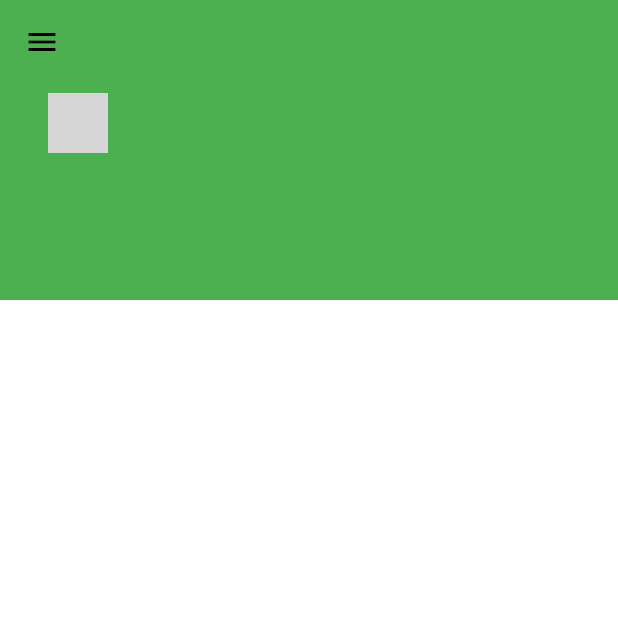
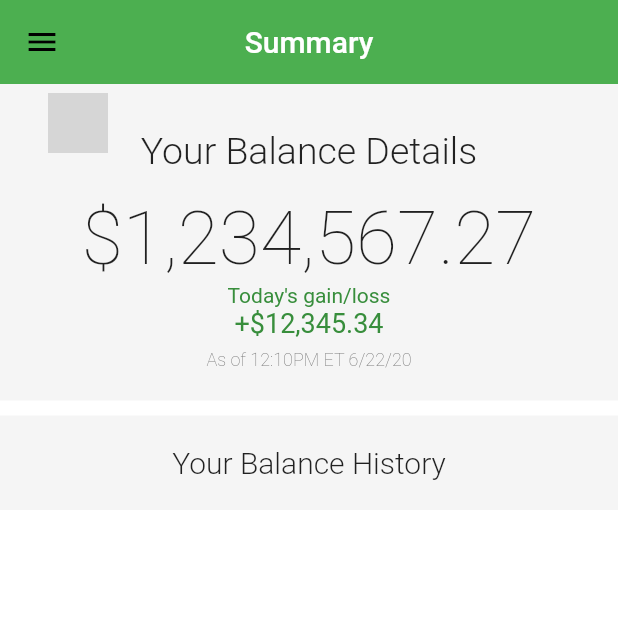
Before and after one commit to bloblet/Toro, a Flutter app: the screen it shows after launch, on a phone screen of 412 x 824 dp, the top half of it. Run offline on Flutter 3.47's test engine with Material 2 defaults, Android fonts, the phone set to English and light mode, and no system bars; our stand-ins replace font_awesome_flutter, google_fonts, hive, shared_preferences; missing offline and left inert: feature_discovery, flutter_sequence_animation; accounts and stored records are empty; network calls fail; grey boxes are pictures that could not be loaded.

Commit message:
made some yayness

```diff
--- a/lib/widgets/summary.dart
+++ b/lib/widgets/summary.dart
@@ -13,7 +13,7 @@ class Summary extends StatelessWidget {
             elevation: 0,
             floating: true,
             snap: true,
-            expandedHeight: 200,
+            expandedHeight: 50,
             centerTitle: true,
             pinned: true,
             leading: IconButton(
@@ -27,11 +27,84 @@ class Summary extends StatelessWidget {
               },
             ),
             // Pretend this is a normal appbar
+            title: Text(
+              'Summary'
+            ),
           ),
           SliverList(
             delegate: SliverChildListDelegate(
               [
-                // and this is like a listView
+                Container(
+                  padding: EdgeInsets.all(20),
+                  color: Colors.grey[100],
+                  child: Column(
+                    children: <Widget>[
+                      SizedBox(
+                        height: 10,
+                      ),
+                      Text(
+                        "Your Balance Details",
+                        style: TextStyle(
+                          fontSize: 25,
+                          fontWeight: FontWeight.w300,
+                        ),
+                      ),
+                      SizedBox(
+                        height: 15,
+                      ),
+                      Text(
+                        "\$1,234,567.27",
+                        style: TextStyle(
+                          fontSize: 50,
+                          fontWeight: FontWeight.w100,
+                        ),
+                      ),
+                      Text(
+                        "Today's gain/loss",
+                        style: TextStyle(
+                          color: Colors.green[700],//balance going up ? Colors.green[700] : Colors.red[700],
+                        ),
+                      ),
+                      Text(
+                        "+\$12,345.34",
+                        style: TextStyle(
+                          color: Colors.green[700],//balance going up ? Colors.green[700] : Colors.red[700],
+                          fontSize: 18,
+                        ),
+                      ),
+                      SizedBox(
+                        height: 7,
+                      ),
+                      Text(
+                        "As of 12:10PM ET 6/22/20",
+                        style: TextStyle(
+                          color: Colors.grey[600],
+                          fontSize: 12,
+                          fontWeight: FontWeight.w200,
+                        ),
+                      ),
+                    ],
+                  ),
+                ),
+                SizedBox(
+                  height: 10,
+                ),
+                Container(
+                  padding: EdgeInsets.all(20),
+                  color: Colors.grey[100],
+                  child: Column(
+                    children: <Widget>[
+                      Text(
+                        "Your Balance History",
+                        style: TextStyle(
+                          fontSize: 20,
+                          fontWeight: FontWeight.w300,
+                        ),
+                      ),
+                      //add the chart here.
+                    ],
+                  ),
+                ),
               ],
             ),
           ),
```
